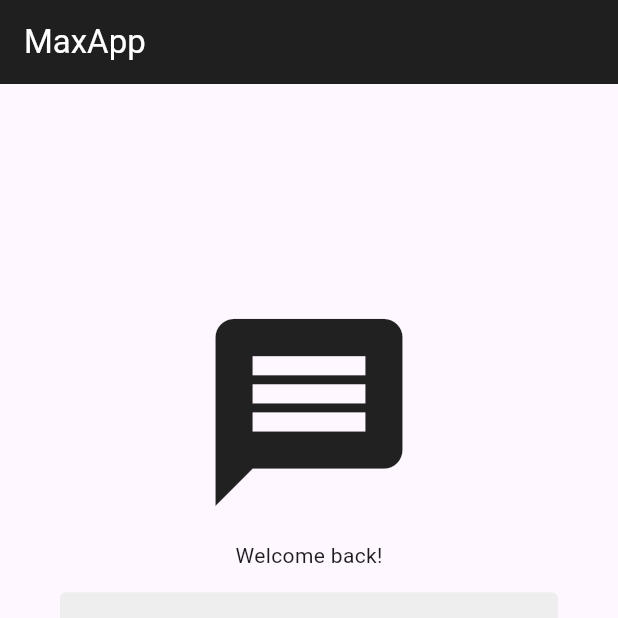
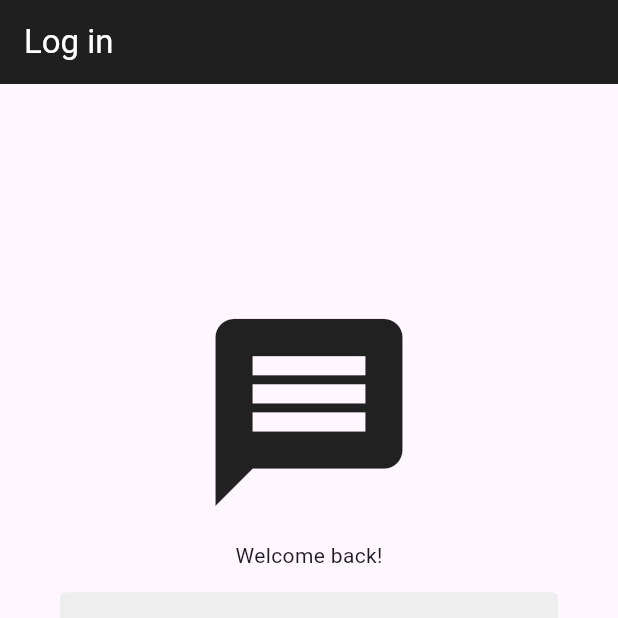
Before and after one commit to MaximilianoTapiaMonsalve/MaxApp, a Flutter app: the screen it shows after launch, on a phone screen of 412 x 824 dp, the top half of it. Run offline on Flutter 3.47's test engine with Material 3 defaults, Android fonts, the light colour scheme and no system bars; our stand-ins replace cloud_firestore, firebase_auth, firebase_core; accounts and stored records are empty.

Commit message:
FirebaseAuth provider

```diff
--- a/lib/main.dart
+++ b/lib/main.dart
@@ -6,5 +6,6 @@ import 'package:maxapp/src/app.dart';
 void main() async {
   WidgetsFlutterBinding.ensureInitialized();
   await Firebase.initializeApp(options: DefaultFirebaseOptions.currentPlatform);
+
   runApp(const MyApp());
 }
--- a/lib/src/app.dart
+++ b/lib/src/app.dart
@@ -1,5 +1,7 @@
 import 'package:flutter/material.dart';
-import 'package:maxapp/src/screens/screens.dart';
+import 'package:maxapp/src/providers/providers.dart';
+import 'package:maxapp/src/services/services.dart';
+import 'package:provider/provider.dart';
 
 class MyApp extends StatelessWidget {
   const MyApp({super.key});
@@ -7,12 +9,17 @@ class MyApp extends StatelessWidget {
   // This widget is the root of your application.
   @override
   Widget build(BuildContext context) {
-    return MaterialApp(
-      title: 'MaxApp',
-      theme: ThemeData(
-        useMaterial3: true,
+    return MultiProvider(
+      providers: [
+        ChangeNotifierProvider<FirebaseAuthProvider>(
+          create: (_) => FirebaseAuthProvider(),
+        )
+      ],
+      child: MaterialApp(
+        theme: ThemeData(useMaterial3: true),
+        debugShowCheckedModeBanner: false,
+        home: const AuthGate(),
       ),
-      home: const LoginScreen(title: 'MaxApp'),
     );
   }
 }
--- /dev/null
+++ b/lib/src/models/user_model.dart
@@ -0,0 +1 @@
+class User {}
--- /dev/null
+++ b/lib/src/providers/providers.dart
@@ -0,0 +1 @@
+export 'package:maxapp/src/providers/auth/firebase_auth_provider.dart';
--- a/lib/src/screens/auth/login_screen.dart
+++ b/lib/src/screens/auth/login_screen.dart
@@ -67,7 +67,9 @@ class _LoginScreenState extends State<LoginScreen> {
                     //log in
                   },
                 ),
+
                 const SizedBox(height: 40),
+
                 //Register
                 Row(
                   children: [
--- /dev/null
+++ b/lib/src/services/auth/auth_gate.dart
@@ -0,0 +1,24 @@
+import 'package:firebase_auth/firebase_auth.dart';
+import 'package:flutter/material.dart';
+import 'package:maxapp/src/screens/screens.dart';
+
+class AuthGate extends StatelessWidget {
+  const AuthGate({super.key});
+
+  @override
+  Widget build(BuildContext context) {
+    return Scaffold(
+      body: StreamBuilder(
+        stream: FirebaseAuth.instance.authStateChanges(),
+        builder: (context, snapshot) {
+          if (snapshot.hasData) {
+            return const HomeScreen(title: "Home screen");
+          } else {
+            //login or register
+            return const LoginScreen(title: "Log in");
+          }
+        },
+      ),
+    );
+  }
+}
--- /dev/null
+++ b/lib/src/services/services.dart
@@ -0,0 +1 @@
+export 'package:maxapp/src/services/auth/auth_gate.dart';
--- a/pubspec.yaml
+++ b/pubspec.yaml
@@ -36,6 +36,9 @@ dependencies:
   # Use with the CupertinoIcons class for iOS style icons.
   cupertino_icons: ^1.0.6
   firebase_core: ^2.30.0
+  firebase_auth: ^4.19.2
+  provider: ^6.1.2
+  cloud_firestore: ^4.17.0
 
 
 dev_dependencies:
```
Also changed, not shown: lib/src/providers/auth/firebase_auth_provider.dart (added, +59 -0 lines), lib/src/screens/home/home_screen.dart (+4 -4 lines), 4 other files.
